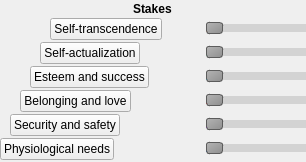
zkovari/plotlyst, file ui/scene_goal_stakes.ui: the form before one commit.
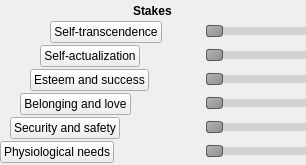
The form after the commit. Custom widgets are drawn as their Qt base class.

Commit message: Persist and restore stakes

Diff of the .ui file:
```diff
--- a/ui/scene_goal_stakes.ui
+++ b/ui/scene_goal_stakes.ui
@@ -7,7 +7,7 @@
     <x>0</x>
     <y>0</y>
     <width>306</width>
-    <height>146</height>
+    <height>165</height>
    </rect>
   </property>
   <property name="windowTitle">
```
Left out of the diff: 12 changed lines with no effect on the pictures. The commit also changes 2 other files.
